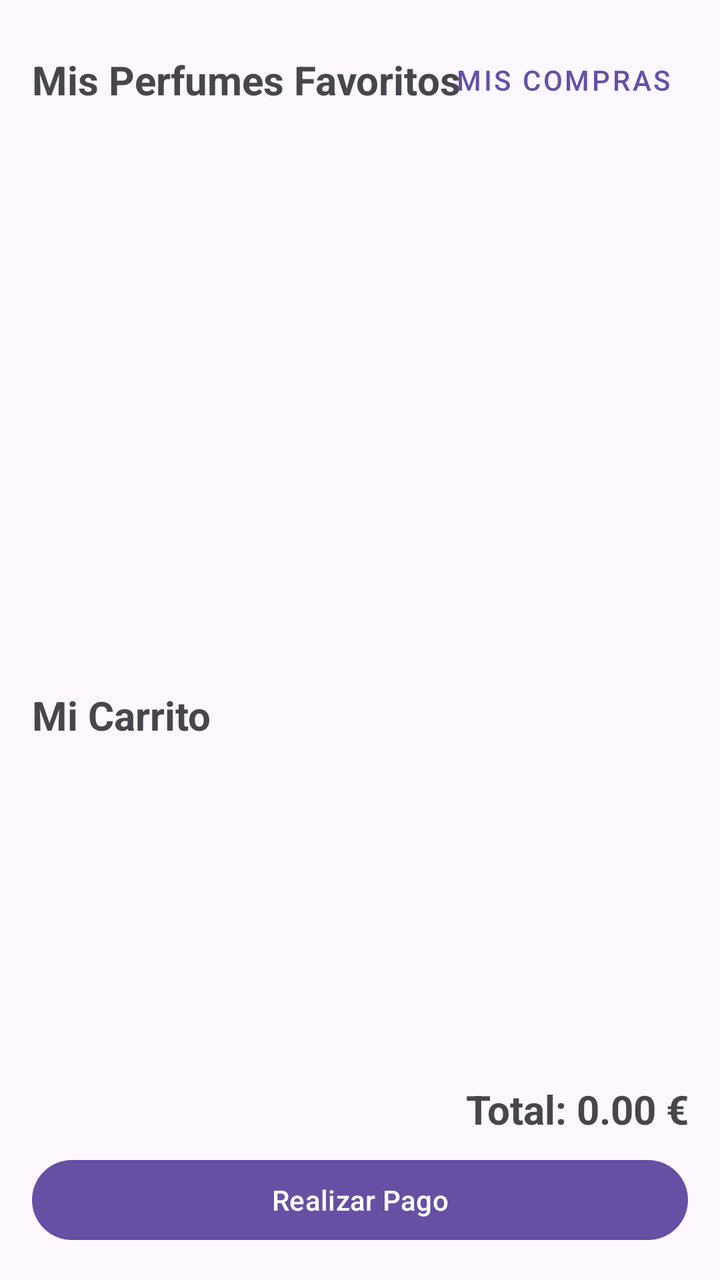
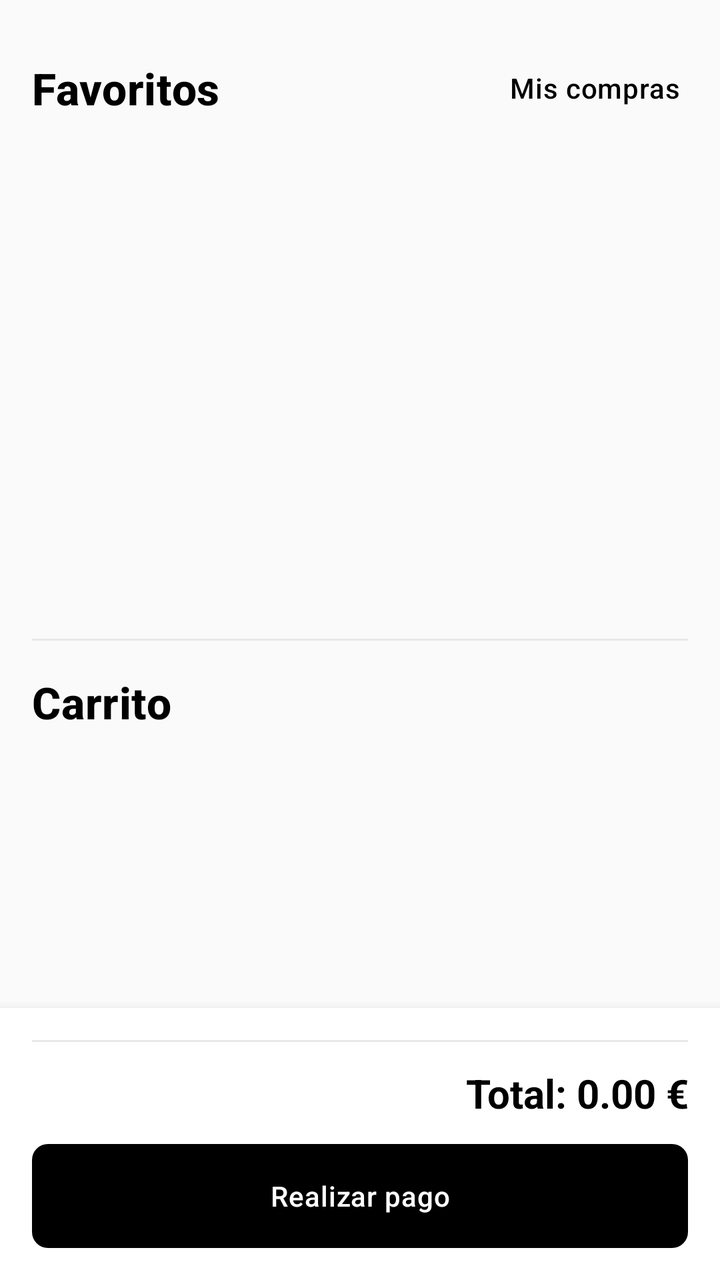

Before-and-after screenshots of an Android layout around one commit, followed by the original layout XML and the change that was made.
<!-- AndroidManifest.xml: application theme Theme.Proyectofinal -->
<!-- res/layout/fragment_profile.xml -->
<?xml version="1.0" encoding="utf-8"?>
<androidx.constraintlayout.widget.ConstraintLayout xmlns:android="http://schemas.android.com/apk/res/android"
    xmlns:app="http://schemas.android.com/apk/res-auto"
    xmlns:tools="http://schemas.android.com/tools"
    android:layout_width="match_parent"
    android:layout_height="match_parent"
    tools:context=".ui.profile.ProfileFragment">

    <RelativeLayout
        android:id="@+id/headerFavorites"
        android:layout_width="match_parent"
        android:layout_height="wrap_content"
        android:layout_marginTop="16dp"
        app:layout_constraintTop_toTopOf="parent">

        <TextView
            android:id="@+id/tvFavoritesTitle"
            android:layout_width="wrap_content"
            android:layout_height="wrap_content"
            android:text="Mis Perfumes Favoritos"
            android:textSize="20sp"
            android:textStyle="bold"
            android:layout_marginStart="16dp"
            android:layout_centerVertical="true"/>

        <Button
            android:id="@+id/btnVerHistorial"
            android:layout_width="wrap_content"
            android:layout_height="wrap_content"
            android:text="Mis Compras"
            style="@style/Widget.MaterialComponents.Button.TextButton"
            android:layout_alignParentEnd="true"
            android:layout_marginEnd="16dp"/>
    </RelativeLayout>

    <androidx.recyclerview.widget.RecyclerView
        android:id="@+id/rvFavorites"
        android:layout_width="0dp"
        android:layout_height="0dp"
        android:layout_marginTop="8dp"
        android:layout_marginBottom="16dp"
        app:layout_constraintHeight_percent="0.4"
        app:layout_constraintTop_toBottomOf="@id/headerFavorites"
        app:layout_constraintStart_toStartOf="parent"
        app:layout_constraintEnd_toEndOf="parent"
        tools:listitem="@layout/item_perfume"/>

    <TextView
        android:id="@+id/tvCartTitle"
        android:layout_width="wrap_content"
        android:layout_height="wrap_content"
        android:text="Mi Carrito"
        android:textSize="20sp"
        android:textStyle="bold"
        android:layout_marginTop="16dp"
        android:layout_marginStart="16dp"
        app:layout_constraintTop_toBottomOf="@id/rvFavorites"
        app:layout_constraintStart_toStartOf="parent"/>

    <androidx.recyclerview.widget.RecyclerView
        android:id="@+id/rvCart"
        android:layout_width="0dp"
        android:layout_height="0dp"
        android:layout_marginTop="8dp"
        app:layout_constraintBottom_toTopOf="@id/layoutCheckout"
        app:layout_constraintTop_toBottomOf="@id/tvCartTitle"
        app:layout_constraintStart_toStartOf="parent"
        app:layout_constraintEnd_toEndOf="parent"
        tools:listitem="@layout/item_perfume"/>

    <LinearLayout
        android:id="@+id/layoutCheckout"
        android:layout_width="match_parent"
        android:layout_height="wrap_content"
        android:orientation="vertical"
        android:padding="16dp"
        app:layout_constraintBottom_toBottomOf="parent">

        <TextView
            android:id="@+id/tvTotal"
            android:layout_width="match_parent"
            android:layout_height="wrap_content"
            android:text="Total: 0.00 €"
            android:textSize="20sp"
            android:textStyle="bold"
            android:textAlignment="viewEnd" />

        <Button
            android:id="@+id/btnCheckout"
            android:layout_width="match_parent"
            android:layout_height="wrap_content"
            android:layout_marginTop="8dp"
            android:text="Realizar Pago" />

    </LinearLayout>

</androidx.constraintlayout.widget.ConstraintLayout>
<!-- res/layout/item_perfume.xml (included above) -->
<?xml version="1.0" encoding="utf-8"?>
<androidx.cardview.widget.CardView xmlns:android="http://schemas.android.com/apk/res/android"
    xmlns:app="http://schemas.android.com/apk/res-auto"
    android:layout_width="match_parent"
    android:layout_height="wrap_content"
    android:layout_margin="8dp"
    app:cardCornerRadius="8dp"
    app:cardElevation="4dp">

    <LinearLayout
        android:layout_width="match_parent"
        android:layout_height="wrap_content"
        android:orientation="vertical">

        <ImageView
            android:id="@+id/ivPerfume"
            android:layout_width="match_parent"
            android:layout_height="200dp"
            android:scaleType="centerCrop"
            android:src="@android:color/darker_gray" />

        <LinearLayout
            android:layout_width="match_parent"
            android:layout_height="wrap_content"
            android:orientation="vertical"
            android:padding="16dp">

            <TextView
                android:id="@+id/tvNombre"
                android:layout_width="match_parent"
                android:layout_height="wrap_content"
                android:text="Nombre del Perfume"
                android:textSize="18sp"
                android:textStyle="bold" />

            <TextView
                android:id="@+id/tvMarca"
                android:layout_width="match_parent"
                android:layout_height="wrap_content"
                android:text="Marca"
                android:textSize="14sp"
                android:textColor="@android:color/darker_gray" />

            <TextView
                android:id="@+id/tvPrecio"
                android:layout_width="match_parent"
                android:layout_height="wrap_content"
                android:text="0.00 €"
                android:textSize="16sp"
                android:textColor="?attr/colorPrimary"
                android:layout_marginTop="8dp" />

            <Button
                android:id="@+id/btnDetalles"
                android:layout_width="match_parent"
                android:layout_height="wrap_content"
                android:layout_marginTop="12dp"
                android:text="Ver Detalles" />

        </LinearLayout>
    </LinearLayout>
</androidx.cardview.widget.CardView>
<!-- resources referenced by this layout -->
<resources>
  <style name="Base.Theme.Proyectofinal" parent="Theme.Material3.DayNight.NoActionBar">
          
          
      </style>
  <!-- unchanged entries left out for length: 1 -->
</resources>

<!-- the commit's change to res/layout/fragment_profile.xml (unified diff, before → after) -->
@@ -4,33 +4,35 @@
     xmlns:tools="http://schemas.android.com/tools"
     android:layout_width="match_parent"
     android:layout_height="match_parent"
+    android:background="@drawable/bg_screen"
     tools:context=".ui.profile.ProfileFragment">
 
     <RelativeLayout
         android:id="@+id/headerFavorites"
         android:layout_width="match_parent"
         android:layout_height="wrap_content"
-        android:layout_marginTop="16dp"
+        android:layout_marginTop="20dp"
         app:layout_constraintTop_toTopOf="parent">
 
         <TextView
             android:id="@+id/tvFavoritesTitle"
             android:layout_width="wrap_content"
             android:layout_height="wrap_content"
-            android:text="Mis Perfumes Favoritos"
-            android:textSize="20sp"
-            android:textStyle="bold"
+            android:layout_centerVertical="true"
             android:layout_marginStart="16dp"
-            android:layout_centerVertical="true"/>
+            android:text="Favoritos"
+            android:textAppearance="@style/TextAppearance.App.Section"
+            android:textSize="22sp" />
 
         <Button
             android:id="@+id/btnVerHistorial"
+            style="@style/Widget.App.Button.Text"
             android:layout_width="wrap_content"
             android:layout_height="wrap_content"
-            android:text="Mis Compras"
-            style="@style/Widget.MaterialComponents.Button.TextButton"
             android:layout_alignParentEnd="true"
-            android:layout_marginEnd="16dp"/>
+            android:layout_centerVertical="true"
+            android:layout_marginEnd="8dp"
+            android:text="Mis compras" />
     </RelativeLayout>
 
     <androidx.recyclerview.widget.RecyclerView
@@ -38,24 +40,34 @@
         android:layout_width="0dp"
         android:layout_height="0dp"
         android:layout_marginTop="8dp"
-        android:layout_marginBottom="16dp"
-        app:layout_constraintHeight_percent="0.4"
+        android:layout_marginBottom="8dp"
+        app:layout_constraintEnd_toEndOf="parent"
+        app:layout_constraintHeight_percent="0.38"
+        app:layout_constraintStart_toStartOf="parent"
         app:layout_constraintTop_toBottomOf="@id/headerFavorites"
-        app:layout_constraintStart_toStartOf="parent"
+        tools:listitem="@layout/item_perfume" />
+
+    <View
+        android:id="@+id/dividerProfile"
+        android:layout_width="0dp"
+        android:layout_height="1dp"
+        android:layout_marginHorizontal="16dp"
+        android:background="@color/divider"
         app:layout_constraintEnd_toEndOf="parent"
-        tools:listitem="@layout/item_perfume"/>
+        app:layout_constraintStart_toStartOf="parent"
+        app:layout_constraintTop_toBottomOf="@id/rvFavorites" />
 
     <TextView
         android:id="@+id/tvCartTitle"
         android:layout_width="wrap_content"
         android:layout_height="wrap_content"
-        android:text="Mi Carrito"
-        android:textSize="20sp"
-        android:textStyle="bold"
+        android:layout_marginStart="16dp"
         android:layout_marginTop="16dp"
-        android:layout_marginStart="16dp"
-        app:layout_constraintTop_toBottomOf="@id/rvFavorites"
-        app:layout_constraintStart_toStartOf="parent"/>
+        android:text="Carrito"
+        android:textAppearance="@style/TextAppearance.App.Section"
+        android:textSize="22sp"
+        app:layout_constraintStart_toStartOf="parent"
+        app:layout_constraintTop_toBottomOf="@id/dividerProfile" />
 
     <androidx.recyclerview.widget.RecyclerView
         android:id="@+id/rvCart"
@@ -63,47 +75,57 @@
         android:layout_height="0dp"
         android:layout_marginTop="8dp"
         app:layout_constraintBottom_toTopOf="@id/layoutCheckout"
+        app:layout_constraintEnd_toEndOf="parent"
+        app:layout_constraintStart_toStartOf="parent"
         app:layout_constraintTop_toBottomOf="@id/tvCartTitle"
-        app:layout_constraintStart_toStartOf="parent"
-        app:layout_constraintEnd_toEndOf="parent"
-        tools:listitem="@layout/item_perfume"/>
+        tools:listitem="@layout/item_cart" />
 
     <LinearLayout
         android:id="@+id/layoutCheckout"
         android:layout_width="match_parent"
         android:layout_height="wrap_content"
+        android:background="@color/surface"
+        android:elevation="8dp"
         android:orientation="vertical"
         android:padding="16dp"
         app:layout_constraintBottom_toBottomOf="parent">
 
+        <View
+            android:layout_width="match_parent"
+            android:layout_height="1dp"
+            android:layout_marginBottom="12dp"
+            android:background="@color/divider" />
+
         <TextView
             android:id="@+id/tvTotal"
             android:layout_width="match_parent"
             android:layout_height="wrap_content"
             android:text="Total: 0.00 €"
+            android:textAlignment="viewEnd"
+            android:textColor="@color/black"
             android:textSize="20sp"
-            android:textStyle="bold"
-            android:textAlignment="viewEnd" />
+            android:textStyle="bold" />
 
         <Button
             android:id="@+id/btnCheckout"
-            android:layout_width="match_parent"
-            android:layout_height="wrap_content"
-            android:layout_marginTop="8dp"
-            android:text="Realizar Pago" />
+            style="@style/Widget.App.Button"
+            android:layout_width="match_parent"
+            android:layout_height="wrap_content"
+            android:layout_marginTop="12dp"
+            android:text="Realizar pago" />
 
     </LinearLayout>
 
 </androidx.constraintlayout.widget.ConstraintLayout>
 <!-- res/layout/item_perfume.xml (included above) -->
 <?xml version="1.0" encoding="utf-8"?>
-<androidx.cardview.widget.CardView xmlns:android="http://schemas.android.com/apk/res/android"
+<com.google.android.material.card.MaterialCardView xmlns:android="http://schemas.android.com/apk/res/android"
     xmlns:app="http://schemas.android.com/apk/res-auto"
+    style="@style/Widget.App.Card"
     android:layout_width="match_parent"
     android:layout_height="wrap_content"
-    android:layout_margin="8dp"
-    app:cardCornerRadius="8dp"
-    app:cardElevation="4dp">
+    android:layout_marginHorizontal="12dp"
+    android:layout_marginVertical="6dp">
 
     <LinearLayout
         android:layout_width="match_parent"
@@ -114,8 +136,8 @@
             android:id="@+id/ivPerfume"
             android:layout_width="match_parent"
             android:layout_height="200dp"
-            android:scaleType="centerCrop"
-            android:src="@android:color/darker_gray" />
+            android:background="@color/image_placeholder"
+            android:scaleType="centerCrop" />
 
         <LinearLayout
             android:layout_width="match_parent"
@@ -128,6 +150,7 @@
                 android:layout_width="match_parent"
                 android:layout_height="wrap_content"
                 android:text="Nombre del Perfume"
+                android:textColor="@color/black"
                 android:textSize="18sp"
                 android:textStyle="bold" />
 
@@ -135,26 +158,91 @@
                 android:id="@+id/tvMarca"
                 android:layout_width="match_parent"
                 android:layout_height="wrap_content"
+                android:layout_marginTop="2dp"
                 android:text="Marca"
-                android:textSize="14sp"
-                android:textColor="@android:color/darker_gray" />
+                android:textColor="@color/text_secondary"
+                android:textSize="14sp" />
 
             <TextView
                 android:id="@+id/tvPrecio"
                 android:layout_width="match_parent"
                 android:layout_height="wrap_content"
+                android:layout_marginTop="8dp"
                 android:text="0.00 €"
-                android:textSize="16sp"
-                android:textColor="?attr/colorPrimary"
-                android:layout_marginTop="8dp" />
+                android:textColor="@color/black"
+                android:textSize="17sp"
+                android:textStyle="bold" />
 
             <Button
                 android:id="@+id/btnDetalles"
+                style="@style/Widget.App.Button.Outlined"
                 android:layout_width="match_parent"
                 android:layout_height="wrap_content"
                 android:layout_marginTop="12dp"
-                android:text="Ver Detalles" />
+                android:text="Ver detalles" />
 
         </LinearLayout>
     </LinearLayout>
-</androidx.cardview.widget.CardView>
+</com.google.android.material.card.MaterialCardView>
+<!-- res/layout/item_cart.xml (included above) -->
+<?xml version="1.0" encoding="utf-8"?>
+<com.google.android.material.card.MaterialCardView xmlns:android="http://schemas.android.com/apk/res/android"
+    xmlns:app="http://schemas.android.com/apk/res-auto"
+    style="@style/Widget.App.Card"
+    android:layout_width="match_parent"
+    android:layout_height="wrap_content"
+    android:layout_marginHorizontal="12dp"
+    android:layout_marginVertical="4dp">
+
+    <LinearLayout
+        android:layout_width="match_parent"
+        android:layout_height="wrap_content"
+        android:orientation="horizontal"
+        android:padding="12dp">
+
+        <ImageView
+            android:id="@+id/ivCartPerfume"
+            android:layout_width="72dp"
+            android:layout_height="72dp"
+            android:background="@color/image_placeholder"
+            android:scaleType="centerCrop" />
+
+        <LinearLayout
+            android:layout_width="0dp"
+            android:layout_height="wrap_content"
+            android:layout_gravity="center_vertical"
+            android:layout_weight="1"
+            android:orientation="vertical"
+            android:paddingStart="16dp">
+
+            <TextView
+                android:id="@+id/tvCartNombre"
+                android:layout_width="match_parent"
+                android:layout_height="wrap_content"
+                android:text="Nombre"
+                android:textColor="@color/black"
+                android:textSize="16sp"
+                android:textStyle="bold" />
+
+            <TextView
+                android:id="@+id/tvCartPrecio"
+                android:layout_width="match_parent"
+                android:layout_height="wrap_content"
+                android:layout_marginTop="4dp"
+                android:text="0.00 €"
+                android:textColor="@color/black"
+                android:textSize="15sp"
+                android:textStyle="bold" />
+
+            <TextView
+                android:id="@+id/tvCartCantidad"
+                android:layout_width="match_parent"
+                android:layout_height="wrap_content"
+                android:layout_marginTop="2dp"
+                android:text="Cantidad: 1"
+                android:textColor="@color/text_secondary"
+                android:textSize="13sp" />
+
+        </LinearLayout>
+    </LinearLayout>
+</com.google.android.material.card.MaterialCardView>
<!-- resource entries referenced after the edit -->
@@ -1,9 +1,123 @@
 <!-- resources referenced by this layout -->
 <resources>
-  <style name="Base.Theme.Proyectofinal" parent="Theme.Material3.DayNight.NoActionBar">
-          
-          
+  <color name="black">#FF000000</color>
+  <color name="divider">#FFE8E8E8</color>
+  <color name="image_placeholder">#FFF0F0F0</color>
+  <color name="surface">#FFFFFFFF</color>
+  <color name="text_secondary">#FF616161</color>
+  <!-- drawable bg_screen (drawable) -->
+  <?xml version="1.0" encoding="utf-8"?>
+  <shape xmlns:android="http://schemas.android.com/apk/res/android"
+      android:shape="rectangle">
+      <solid android:color="@color/background" />
+  </shape>
+  <style name="TextAppearance.App.Section" parent="TextAppearance.Material3.TitleMedium">
+          <item name="android:textColor">@color/black</item>
+          <item name="android:textStyle">bold</item>
       </style>
+  <style name="Widget.App.Button" parent="Widget.Material3.Button">
+          <item name="android:background">@drawable/bg_button_primary</item>
+          <item name="backgroundTint">@null</item>
+          <item name="android:textColor">@color/white</item>
+          <item name="cornerRadius">8dp</item>
+          <item name="android:minHeight">52dp</item>
+          <item name="android:textAllCaps">false</item>
+          <item name="android:letterSpacing">0.02</item>
+      </style>
+  <style name="Widget.App.Button.Outlined" parent="Widget.Material3.Button.OutlinedButton">
+          <item name="android:background">@drawable/bg_button_outlined</item>
+          <item name="backgroundTint">@null</item>
+          <item name="strokeColor">@color/black</item>
+          <item name="strokeWidth">1.5dp</item>
+          <item name="android:textColor">@color/black</item>
+          <item name="cornerRadius">8dp</item>
+          <item name="android:minHeight">52dp</item>
+          <item name="android:textAllCaps">false</item>
+      </style>
+  <style name="Widget.App.Button.Text" parent="Widget.Material3.Button.TextButton">
+          <item name="android:textColor">@color/black</item>
+          <item name="android:textAllCaps">false</item>
+      </style>
+  <style name="Widget.App.Card" parent="Widget.Material3.CardView.Elevated">
+          <item name="cardBackgroundColor">@color/surface</item>
+          <item name="cardCornerRadius">12dp</item>
+          <item name="cardElevation">0dp</item>
+          <item name="strokeColor">@color/border_light</item>
+          <item name="strokeWidth">1dp</item>
+      </style>
+  <color name="background">#FFFAFAFA</color>
+  <!-- drawable bg_button_primary (drawable) -->
+  <?xml version="1.0" encoding="utf-8"?>
+  <ripple xmlns:android="http://schemas.android.com/apk/res/android"
+      android:color="#33FFFFFF">
+      <item>
+          <shape android:shape="rectangle">
+              <solid android:color="@color/black" />
+              <corners android:radius="8dp" />
+          </shape>
+      </item>
+  </ripple>
+  <color name="white">#FFFFFFFF</color>
+  <!-- drawable bg_button_outlined (drawable) -->
+  <?xml version="1.0" encoding="utf-8"?>
+  <ripple xmlns:android="http://schemas.android.com/apk/res/android"
+      android:color="#1A000000">
+      <item>
+          <shape android:shape="rectangle">
+              <solid android:color="@color/surface" />
+              <corners android:radius="8dp" />
+              <stroke
+                  android:width="1.5dp"
+                  android:color="@color/black" />
+          </shape>
+      </item>
+  </ripple>
+  <color name="border_light">#FFE0E0E0</color>
+  <style name="Base.Theme.Proyectofinal" parent="Theme.Material3.Light.NoActionBar">
+          <item name="colorPrimary">@color/primary</item>
+          <item name="colorOnPrimary">@color/on_primary</item>
+          <item name="colorSecondary">@color/secondary</item>
+          <item name="colorOnSecondary">@color/on_secondary</item>
+          <item name="android:colorBackground">@color/background</item>
+          <item name="colorSurface">@color/surface</item>
+          <item name="colorOnSurface">@color/on_surface</item>
+          <item name="colorOnBackground">@color/on_background</item>
+          <item name="android:statusBarColor">@color/white</item>
+          <item name="android:navigationBarColor">@color/white</item>
+          <item name="android:windowLightStatusBar">true</item>
+          <item name="android:windowLightNavigationBar" tools:targetApi="27">true</item>
+          <item name="materialButtonStyle">@style/Widget.App.Button</item>
+          <item name="bottomNavigationStyle">@style/Widget.App.BottomNavigation</item>
+          <item name="android:textColorPrimary">@color/black</item>
+          <item name="android:textColorSecondary">@color/text_secondary</item>
+      </style>
+  <color name="primary">#FF000000</color>
+  <color name="on_primary">#FFFFFFFF</color>
+  <color name="secondary">#FF2D2D2D</color>
+  <color name="on_secondary">#FFFFFFFF</color>
+  <color name="on_surface">#FF121212</color>
+  <color name="on_background">#FF121212</color>
+  <style name="Widget.App.BottomNavigation" parent="Widget.Material3.BottomNavigationView">
+          <item name="android:background">@drawable/bg_bottom_nav</item>
+          <item name="itemIconTint">@color/bottom_nav_color</item>
+          <item name="itemTextColor">@color/bottom_nav_color</item>
+          <item name="labelVisibilityMode">labeled</item>
+      </style>
+  <!-- drawable bg_bottom_nav (drawable) -->
+  <?xml version="1.0" encoding="utf-8"?>
+  <layer-list xmlns:android="http://schemas.android.com/apk/res/android">
+      <item>
+          <shape android:shape="rectangle">
+              <solid android:color="@color/surface" />
+          </shape>
+      </item>
+      <item android:gravity="top">
+          <shape android:shape="rectangle">
+              <size android:height="1dp" />
+              <solid android:color="@color/divider" />
+          </shape>
+      </item>
+  </layer-list>
   <!-- unchanged entries left out for length: 1 -->
 </resources>
 
